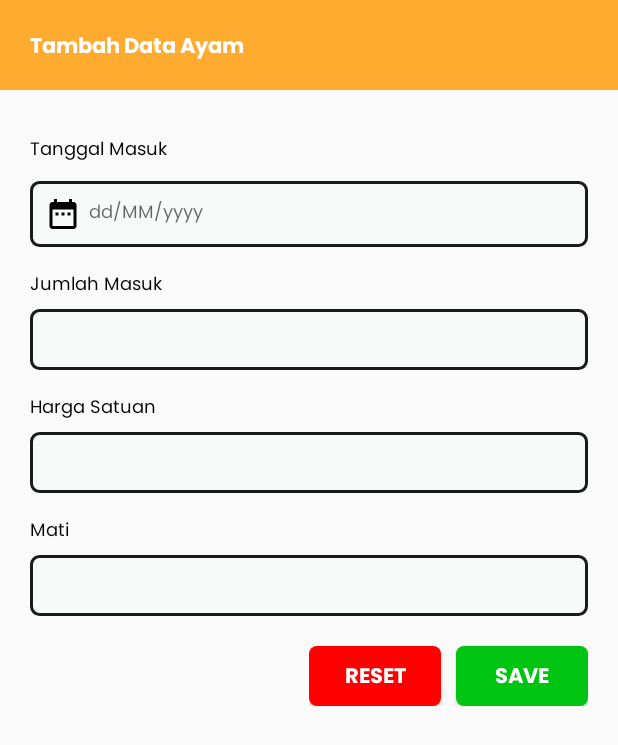
After one commit to aishandavaniaa/pitik, an Android app: the AddDataAyamActivity screen opened directly, with no data from a screen before it, on a phone screen of 412 x 824 dp. The commit adds this screen. Shown: the top 745 px of the screen. Run offline under Robolectric (Android 15) with nearby library versions, the phone set to English and light mode, and no system bars; network calls fail.

Commit message:
add / create data ayam

```diff
--- /dev/null
+++ b/app/src/main/java/com/example/user/navigationdrawersample/AddDataAyamActivity.java
@@ -0,0 +1,127 @@
+package com.example.user.navigationdrawersample;
+
+import android.annotation.SuppressLint;
+import android.app.DatePickerDialog;
+import android.graphics.Color;
+import android.graphics.drawable.ColorDrawable;
+import android.support.v7.app.AppCompatActivity;
+import android.os.Bundle;
+import android.util.Log;
+import android.view.View;
+import android.widget.Button;
+import android.widget.DatePicker;
+import android.widget.TextView;
+import android.widget.Toast;
+
+import com.example.user.navigationdrawersample.Auth.ApiServices;
+import com.example.user.navigationdrawersample.Model.DataAyam;
+
+import org.json.JSONObject;
+
+import java.text.ParseException;
+import java.text.SimpleDateFormat;
+import java.util.Calendar;
+import java.util.Date;
+import java.util.List;
+import java.util.Locale;
+
+public class AddDataAyamActivity extends AppCompatActivity {
+
+    TextView tv_tanggal,tv_jumlah_masuk, tv_harga_satuan,tv_mati;
+    Button reset,save;
+    private DatePickerDialog.OnDateSetListener mDate;
+    String formattedDate = "";
+    @SuppressLint("MissingInflatedId")
+    @Override
+    protected void onCreate(Bundle savedInstanceState) {
+        super.onCreate(savedInstanceState);
+        setContentView(R.layout.activity_add_data_ayam);
+        tv_tanggal = findViewById(R.id.tanggalmasuk);
+        tv_jumlah_masuk = findViewById(R.id.jumlahmasuk);
+        tv_harga_satuan = findViewById(R.id.hargasatuan);
+        tv_mati = findViewById(R.id.mati);
+        save = findViewById(R.id.save);
+        reset = findViewById(R.id.reset);
+
+        tv_tanggal.setOnClickListener(new View.OnClickListener() {
+            @Override
+            public void onClick(View view) {
+                Calendar calendar = Calendar.getInstance();
+                int year = calendar.get(Calendar.YEAR);
+                int month = calendar.get(Calendar.MONTH);
+                int day = calendar.get(Calendar.DAY_OF_MONTH);
+
+                DatePickerDialog dialog = new DatePickerDialog(AddDataAyamActivity.this,android.R.style.Theme_Material_Light_Dialog_MinWidth,
+                        mDate, year,month,day);
+                dialog.getWindow().setBackgroundDrawable(new ColorDrawable(Color.WHITE));
+                dialog.show();
+            }
+        });
+        mDate = new DatePickerDialog.OnDateSetListener() {
+            @Override
+            public void onDateSet(DatePicker view, int year, int month, int dayOfMonth) {
+
+                Calendar selectedDate = Calendar.getInstance();
+                selectedDate.set(year, month, dayOfMonth);
+
+                SimpleDateFormat dateFormat = new SimpleDateFormat("dd MMMM yyyy", Locale.getDefault());
+                formattedDate = dateFormat.format(selectedDate.getTime());
+
+                tv_tanggal.setText(formattedDate);
+            }
+        };
+        reset.setOnClickListener(new View.OnClickListener() {
+            @Override
+            public void onClick(View view) {
+                tv_tanggal.setText("");
+                tv_jumlah_masuk.setText("");
+                tv_harga_satuan.setText("");
+                tv_mati.setText("");
+            }
+        });
+        save.setOnClickListener(new View.OnClickListener() {
+            @Override
+            public void onClick(View view) {
+                SimpleDateFormat dateFormat = new SimpleDateFormat("dd MMMM yyyy", Locale.getDefault());
+                try {
+                    Date date = dateFormat.parse(formattedDate);
+                    SimpleDateFormat outputFormat = new SimpleDateFormat("yyyy-MM-dd", Locale.getDefault());
+                    String new_tanggal = outputFormat.format(date);
+                    String new_jumlah = tv_jumlah_masuk.getText().toString().trim();
+                    String new_harga = tv_harga_satuan.getText().toString().trim();
+                    String new_mati = tv_mati.getText().toString().trim();
+
+                    ApiServices.createDataAyam(getApplicationContext(), new_tanggal, new_jumlah, new_harga, new_mati, new ApiServices.CreateDataAyamResponseListener() {
+                        @Override
+                        public void onSuccess(JSONObject response) {
+                            Toast.makeText(AddDataAyamActivity.this, "Berhasil menambah data ayam", Toast.LENGTH_SHORT).show();
+                            tv_tanggal.setText("");
+                            tv_jumlah_masuk.setText("");
+                            tv_harga_satuan.setText("");
+                            tv_mati.setText("");
+                            ApiServices.readDataAyam(getApplicationContext(), new ApiServices.DataAyamResponseListener() {
+                                @Override
+                                public void onSuccess(List<DataAyam> dataAyamList) {
+                                    onBackPressed();
+                                }
+
+                                @Override
+                                public void onError(String message) {
+                                    Log.e("error", message);
+                                }
+                            });
+
+                        }
+
+                        @Override
+                        public void onError(String message) {
+                            Toast.makeText(AddDataAyamActivity.this, "Gagal menambah data ayam", Toast.LENGTH_SHORT).show();
+                        }
+                    });
+                } catch (ParseException e) {
+                    e.printStackTrace();
+                }
+            }
+        });
+    }
+}
--- /dev/null
+++ b/app/src/main/res/drawable-v24/bg_box.xml
@@ -0,0 +1,5 @@
+<?xml version="1.0" encoding="utf-8"?>
+<shape xmlns:android="http://schemas.android.com/apk/res/android"
+    android:shape="rectangle">
+    <corners android:radius="15dp"/>
+</shape>
--- /dev/null
+++ b/app/src/main/res/drawable-v24/button_green.xml
@@ -0,0 +1,5 @@
+<?xml version="1.0" encoding="utf-8"?>
+<shape xmlns:android="http://schemas.android.com/apk/res/android" android:shape="rectangle">
+    <corners android:radius="5dp"/>
+    <solid android:color="#00C412"/>
+</shape>
--- /dev/null
+++ b/app/src/main/res/drawable-v24/button_red.xml
@@ -0,0 +1,5 @@
+<?xml version="1.0" encoding="utf-8"?>
+<shape xmlns:android="http://schemas.android.com/apk/res/android" android:shape="rectangle">
+    <corners android:radius="5dp"/>
+    <solid android:color="#FF0000"/>
+</shape>
--- /dev/null
+++ b/app/src/main/res/layout/activity_add_data_ayam.xml
@@ -0,0 +1,156 @@
+<?xml version="1.0" encoding="utf-8"?>
+<FrameLayout xmlns:android="http://schemas.android.com/apk/res/android"
+    android:layout_width="match_parent" android:layout_height="match_parent"
+    xmlns:tools="http://schemas.android.com/tools"
+    tools:context=".AddDataAyamActivity">
+
+    <FrameLayout
+        android:layout_width="match_parent"
+        android:layout_height="60dp"
+        android:background="@color/yellow">
+        <TextView
+            android:layout_width="wrap_content"
+            android:layout_height="wrap_content"
+            android:textColor="@color/white"
+            android:layout_marginTop="2dp"
+            android:layout_gravity="center|start"
+            android:layout_marginStart="20dp"
+            android:fontFamily="@font/poppinsbold"
+            android:textSize="14sp"
+            android:text="Tambah Data Ayam"/>
+    </FrameLayout>
+    <LinearLayout
+        android:layout_marginTop="50dp"
+        android:padding="20dp"
+        android:layout_width="match_parent"
+        android:layout_height="wrap_content"
+        android:orientation="vertical">
+        <TextView
+            android:id="@id/textView1"
+            android:layout_width="wrap_content"
+            android:layout_height="wrap_content"
+            android:layout_alignParentLeft="true"
+            android:layout_alignParentTop="true"
+            android:layout_marginTop="20dp"
+            android:textAlignment="center"
+            android:textSize="12sp"
+            android:textColor="@color/black"
+            android:fontFamily="@font/poppinsregular"
+            android:text="Tanggal Masuk"
+            />
+        <EditText
+            android:id="@+id/tanggalmasuk"
+            android:layout_width="match_parent"
+            android:layout_height="wrap_content"
+            android:layout_marginTop="10dp"
+            android:background="@drawable/round3"
+            android:drawableLeft="@drawable/ic_baseline_date_range_24"
+            android:drawablePadding="5dp"
+            android:hint="dd/MM/yyyy"
+            android:clickable="false"
+            android:focusable="false"
+            android:inputType="none"
+            android:fontFamily="@font/poppinsregular"
+            android:textSize="12sp"
+            android:padding="10dp">
+        </EditText>
+        <TextView
+            android:layout_width="wrap_content"
+            android:layout_height="wrap_content"
+            android:layout_below="@+id/editText1"
+            android:textAlignment="center"
+            android:layout_marginTop="15dp"
+            android:textSize="12sp"
+            android:textColor="@color/black"
+            android:fontFamily="@font/poppinsregular"
+            android:text="Jumlah Masuk" />
+
+        <EditText
+            android:id="@+id/jumlahmasuk"
+            android:layout_width="match_parent"
+            android:layout_height="wrap_content"
+            android:layout_marginTop="5dp"
+            android:background="@drawable/round3"
+            android:inputType="number"
+            android:textSize="12sp"
+            android:textColor="@color/black"
+            android:fontFamily="@font/poppinsregular"
+            android:maxLength="20"
+            android:padding="10dp" />
+
+        <TextView
+            android:id="@+id/textView3"
+            android:layout_width="wrap_content"
+            android:layout_height="wrap_content"
+            android:textAlignment="center"
+            android:textSize="12sp"
+            android:textColor="@color/black"
+            android:fontFamily="@font/poppinsregular"
+            android:layout_marginTop="15dp"
+            android:text="Harga Satuan" />
+        <EditText
+            android:id="@+id/hargasatuan"
+            android:layout_width="match_parent"
+            android:layout_height="wrap_content"
+            android:layout_marginTop="5dp"
+            android:inputType="number"
+            android:background="@drawable/round3"
+            android:textSize="12sp"
+            android:textColor="@color/black"
+            android:fontFamily="@font/poppinsregular"
+            android:padding="10dp" />
+        <TextView
+            android:layout_width="wrap_content"
+            android:layout_height="wrap_content"
+            android:textAlignment="center"
+            android:textSize="12sp"
+            android:textColor="@color/black"
+            android:fontFamily="@font/poppinsregular"
+            android:layout_marginTop="15dp"
+            android:text="Mati" />
+        <EditText
+            android:id="@+id/mati"
+            android:layout_width="match_parent"
+            android:layout_height="wrap_content"
+            android:textSize="12sp"
+            android:textColor="@color/black"
+            android:fontFamily="@font/poppinsregular"
+            android:layout_below="@id/textView3"
+            android:layout_alignLeft="@id/textView3"
+            android:layout_marginTop="5dp"
+            android:inputType="number"
+            android:background="@drawable/round3"
+            android:padding="10dp" />
+        <LinearLayout
+            android:layout_width="wrap_content"
+            android:layout_height="wrap_content"
+            android:orientation="horizontal"
+            android:layout_gravity="end"
+            android:layout_marginTop="20dp">
+
+            <Button
+                android:id="@+id/reset"
+                android:layout_width="wrap_content"
+                android:layout_height="40dp"
+                android:textAlignment="center"
+                android:paddingTop="2dp"
+                android:textColor="@color/white"
+                android:background="@drawable/button_red"
+                android:fontFamily="@font/poppinsbold"
+                android:text="Reset"
+                />
+
+            <Button
+                android:id="@+id/save"
+                android:background="@drawable/button_green"
+                android:layout_marginStart="10dp"
+                android:layout_width="wrap_content"
+                android:layout_height="40dp"
+                android:textAlignment="center"
+                android:paddingTop="2dp"
+                android:textColor="@color/white"
+                android:fontFamily="@font/poppinsbold"
+                android:text="SAVE" />
+        </LinearLayout>
+    </LinearLayout>
+</FrameLayout>
```
Also changed, not shown: app/src/main/AndroidManifest.xml (+9 -2 lines), app/src/main/java/com/example/user/navigationdrawersample/Auth/ApiServices.java (+71 -3 lines), app/src/main/java/com/example/user/navigationdrawersample/fragment/DataAyamFragment.java (+15 -4 lines).
